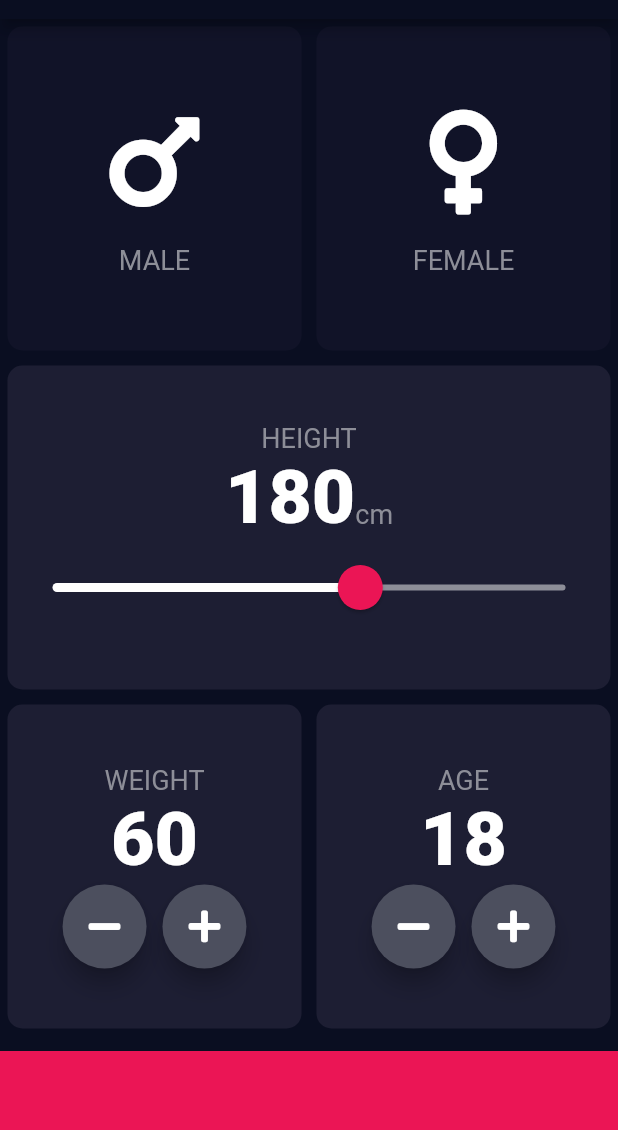
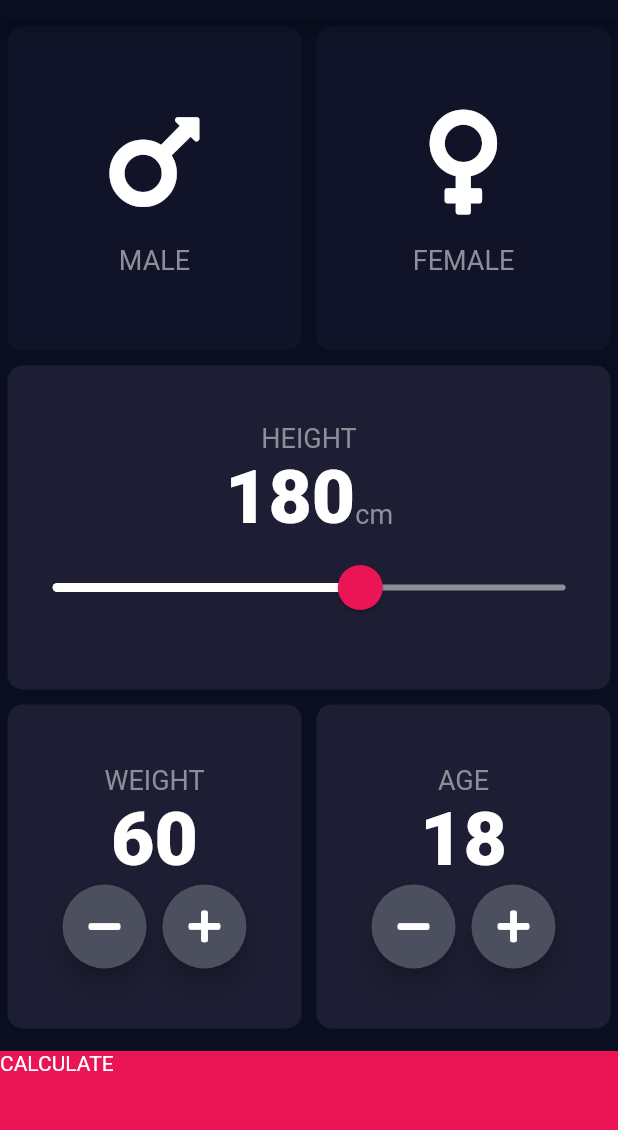
Before and after one commit to Hyeon1445/BMI-calculator-flutter, a Flutter app: the screen it shows after launch, on a phone screen of 412 x 824 dp, the part 65-1195 px from its top. Run offline on Flutter 3.47's test engine with Material 2 defaults, Android fonts, the phone set to English and light mode, and no system bars; our stand-ins replace font_awesome_flutter.

```diff
--- a/lib/input_page.dart
+++ b/lib/input_page.dart
@@ -4,6 +4,7 @@ import 'package:font_awesome_flutter/font_awesome_flutter.dart';
 import 'icon_content.dart';
 import 'reusable_card.dart';
 import 'constants.dart';
+import 'results_page.dart';
 
 enum Gender {
   male,
@@ -210,11 +211,18 @@ class _InputPageState extends State<InputPage> {
               ],
             ),
           ),
-          Container(
-            color: kBottomContainerColour,
-            margin: EdgeInsets.only(top: 10.0),
-            width: double.infinity,
-            height: kBottomContainerHeight,
+          GestureDetector(
+            onTap: () {
+              Navigator.push(context,
+                  MaterialPageRoute(builder: (context) => ResultsPage()));
+            },
+            child: Container(
+              child: Text('CALCULATE'),
+              color: kBottomContainerColour,
+              margin: EdgeInsets.only(top: 10.0),
+              width: double.infinity,
+              height: kBottomContainerHeight,
+            ),
           ),
         ],
       ),
```
Also changed, not shown: lib/results_page.dart (added, +11 -0 lines).
